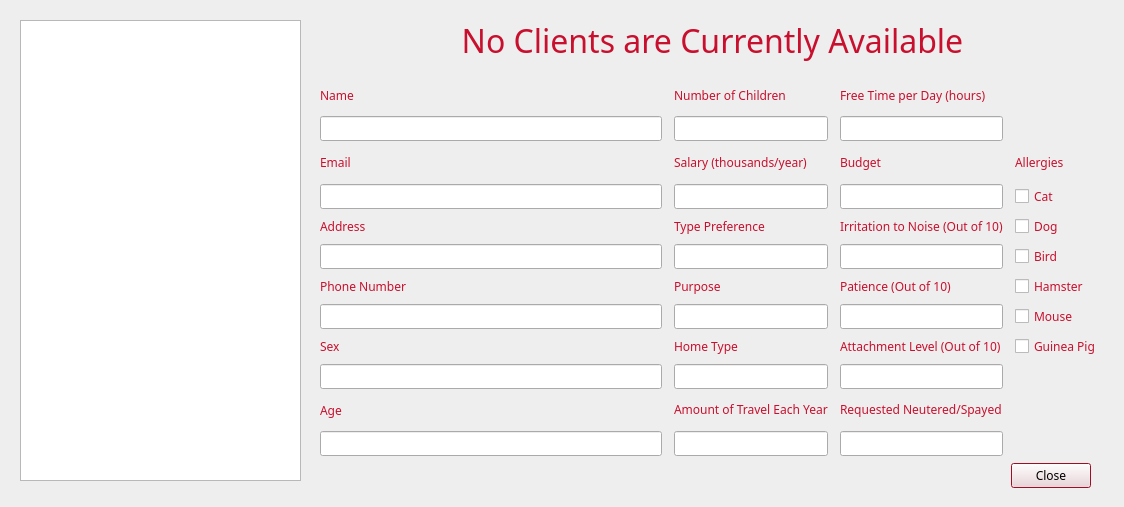
Before: the Qt Designer form cuACS/viewclients.ui in cameronhawtin/Animal-Farm-cuACS, drawn with Qt 5.
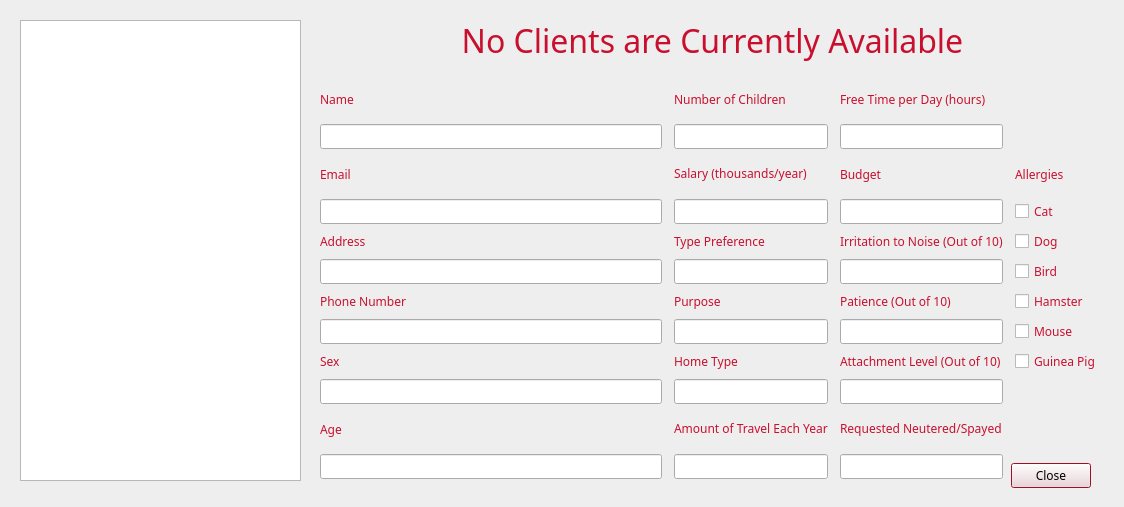
After: the same form once the commit is applied.

The edit to the form file:
```diff
--- a/cuACS/viewclients.ui
+++ b/cuACS/viewclients.ui
@@ -195,7 +195,7 @@
      <x>320</x>
      <y>80</y>
      <width>781</width>
-     <height>376</height>
+     <height>399</height>
     </rect>
    </property>
    <layout class="QGridLayout" name="gridLayout" columnstretch="3,0,0,0">
```
Left out of the diff: 27 changed lines with no effect on the pictures.
